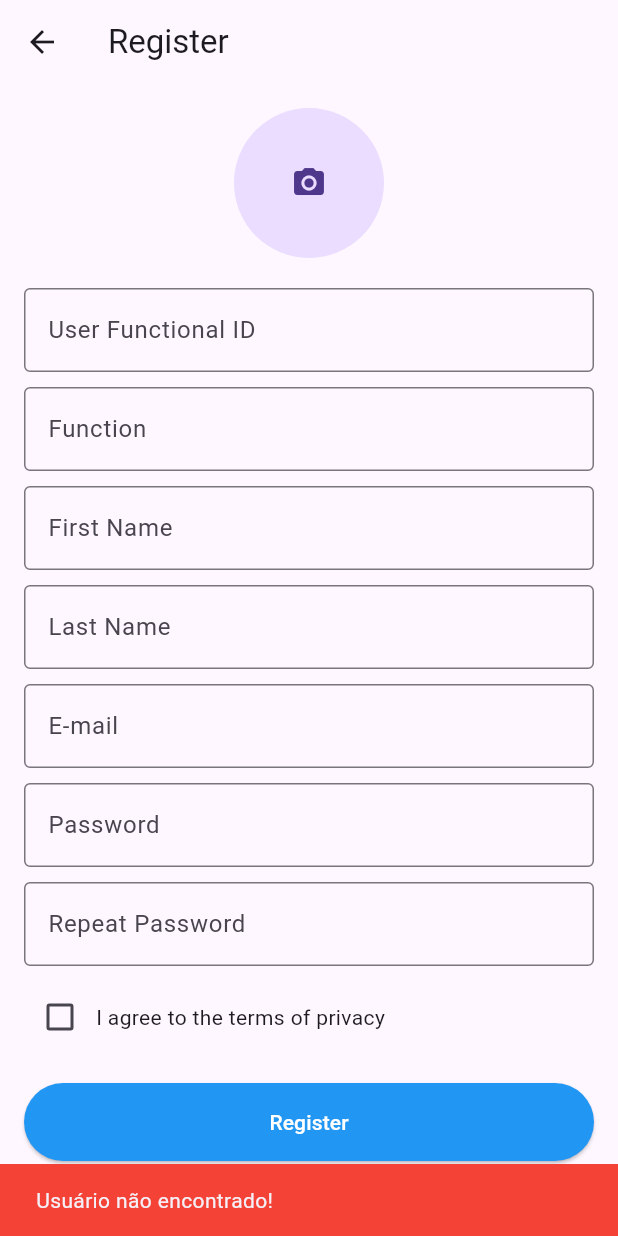
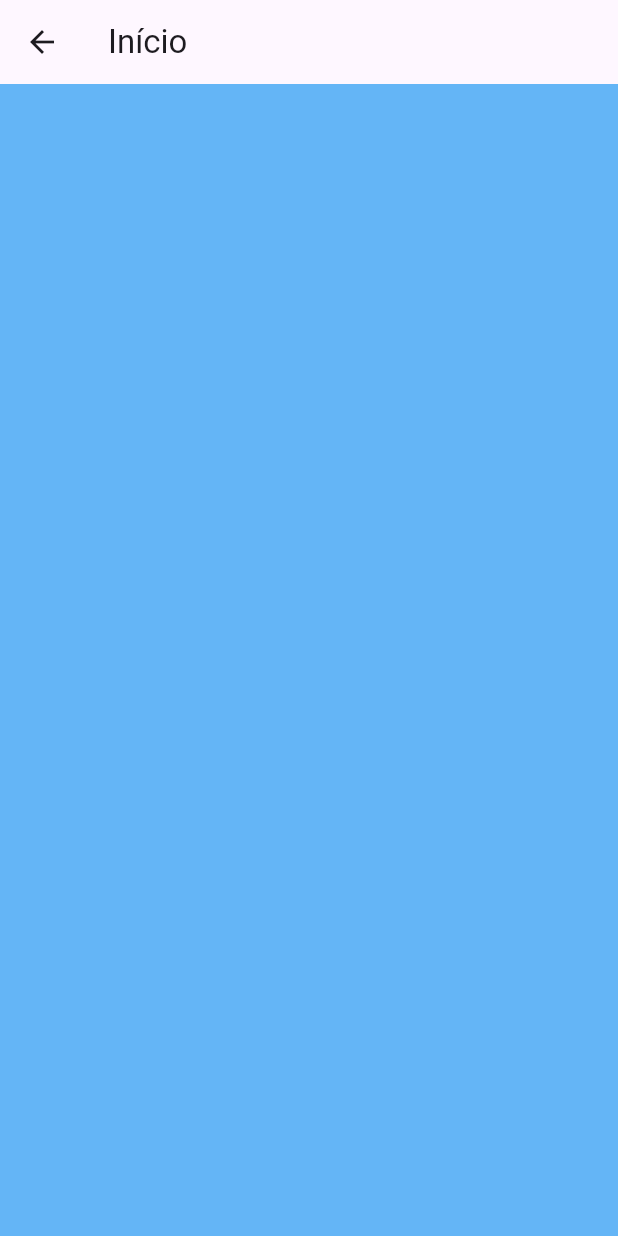
Before and after one commit to italomaia03/projeto-integrado-iv, a Flutter app: the screen it shows after launch, after a tap on "Entrar", after a tap on "Registre-se", on a phone screen of 412 x 824 dp. Run offline on Flutter 3.47's test engine with Material 3 defaults, Android fonts, the light colour scheme and no system bars; accounts and stored records are empty.

Commit message:
Adicionando validação e tela de home

```diff
--- a/lib/app_widget.dart
+++ b/lib/app_widget.dart
@@ -1,8 +1,8 @@
 import 'package:flutter/material.dart';
+import 'package:somar/pages/home/home_page.dart';
 import 'package:somar/pages/login/login_page.dart';
 import 'package:somar/pages/splash/splash_page.dart';
 import 'package:somar/routes.dart';
-
 import 'pages/register/register.dart';
 
 class AppWidget extends StatelessWidget{
@@ -19,6 +19,7 @@ class AppWidget extends StatelessWidget{
         Routes.initial: (context) => const SplashPage(),
         Routes.login: (context) => const LoginPage(),
         Routes.register: (context) => const RegisterView(),
+        Routes.home: (context) => const HomePage(),
       },
       initialRoute: Routes.initial,
     );
--- /dev/null
+++ b/lib/pages/home/home_page.dart
@@ -0,0 +1,23 @@
+import 'package:flutter/material.dart';
+
+class HomePage extends StatefulWidget {
+  const HomePage({super.key});
+
+  @override
+  State<HomePage> createState() => _HomePageState();
+}
+
+class _HomePageState extends State<HomePage> {
+  @override
+  Widget build(BuildContext context) {
+    return Scaffold(
+      backgroundColor: Colors.blue[300],
+      appBar: AppBar(
+        title: Text('Início'),
+      ),
+      body: Container(
+
+      ),
+    );
+  }
+}
--- a/lib/pages/login/login_page.dart
+++ b/lib/pages/login/login_page.dart
@@ -19,47 +19,51 @@ class _LoginPageState extends State<LoginPage> {
   final _formKey = GlobalKey<FormState>();
   bool buttonClick = false;
 
-  get usuario => null;
+  Usuario? usuario;
 
   void _login() {
-    if(buttonClick){
+    if (buttonClick) {
       return;
     }
 
-    setState(
-      () {
+    setState(() {
       buttonClick = true;
     });
+
+    ScaffoldMessenger.of(context).showSnackBar(
+      const SnackBar(
+        content: Text('Validando informações...'),
+      ),
+    );
+
+    if (_formKey.currentState!.validate()) {
+      usuario = Database().login(
+        textUsuario.text.trim(),
+        password.text.trim(),
+      );
+    }
 
     // Gambiarra: não pode ter delay em login, isso é somente uma simulação
     Future.delayed(
       const Duration(seconds: 2),
-      (){
-        if(_formKey.currentState!.validate()){
-          ScaffoldMessenger.of(context).showSnackBar(
-            const SnackBar(
-              content: Text('Buscando usuários...'),
-              ),
-          );
-          Usuario? usuario = Database().login(textUsuario.text.trim(), password.text.trim());
-        }
-
-        if(usuario == null){
+      () {
+        if (usuario == null) {
           ScaffoldMessenger.of(context).hideCurrentSnackBar();
           ScaffoldMessenger.of(context).showSnackBar(
             const SnackBar(
-              content: Text('Usuário não encontrado!'),
+              content: Text('usuário não encontrado'),
               backgroundColor: Colors.red,
-            ),);
+            ),
+          );
         } else {
-          // usuario existe
+          Database().usuarioLogado = usuario;
+          Navigator.of(context).pushReplacementNamed(Routes.home);
         }
-
 
         setState(() {
           buttonClick = false;
         });
-      }
+      },
     );
   }
 
@@ -81,10 +85,10 @@ class _LoginPageState extends State<LoginPage> {
                   hintText: 'Informe o seu E-mail',
                   icon: Icons.person,
                   validator: (value) {
-                    if(value == null){
+                    if (value == null) {
                       return 'Informe um e-mail';
                     }
-                    if (value.trim() == ''){
+                    if (value.trim() == '') {
                       return 'Informe um e-mail';
                     }
                     return null;
@@ -97,10 +101,10 @@ class _LoginPageState extends State<LoginPage> {
                   icon: Icons.password,
                   isPassword: true,
                   validator: (value) {
-                    if(value == null){
+                    if (value == null) {
                       return 'Informe sua senha';
                     }
-                    if (value.trim() == ''){
+                    if (value.trim() == '') {
                       return 'Informe sua senha';
                     }
                     return null;
```
Lines whose indentation alone changed are shown as unchanged.
